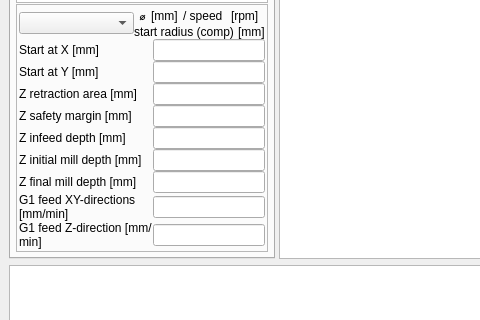
Above: source/dxf2gcode_pyQt4_ui/dxf2gcode_pyQt4_ui.ui from joco-nz/dxf2gcode-plasma before the change; both pictures show x 0 to 480 and y 479 to 799 of the 1146 by 895 pixel window. Below: the same form after it.
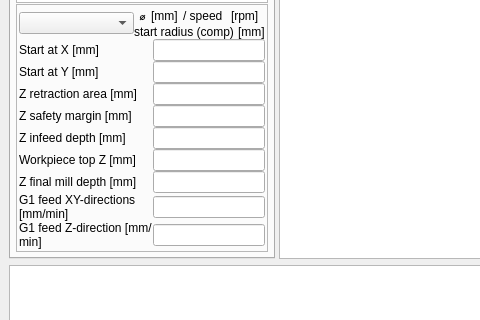
That is the form after the change. The open tabs and pages were chosen to show the change. Icons and pictures are not drawn. Custom widgets are drawn as their Qt base class.

Patch:
```diff
--- a/source/dxf2gcode_pyQt4_ui/dxf2gcode_pyQt4_ui.ui
+++ b/source/dxf2gcode_pyQt4_ui/dxf2gcode_pyQt4_ui.ui
@@ -476,7 +476,7 @@
               <item row="5" column="0">
                <widget class="QLabel" name="label_14">
                 <property name="text">
-                 <string>Z initial mill depth [mm]</string>
+                 <string>Workpiece top Z [mm]</string>
                 </property>
                </widget>
               </item>
```
Left out of the diff: 45 changed lines with no effect on the pictures.
